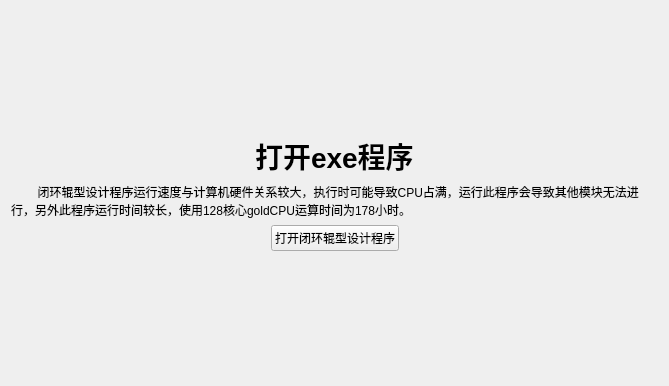
Before: the Qt Designer form flatness_control_data_model_optimization/roller_shape_design/rollerDesign.ui in zhanghongjia1116/flatness, drawn with Qt 5.
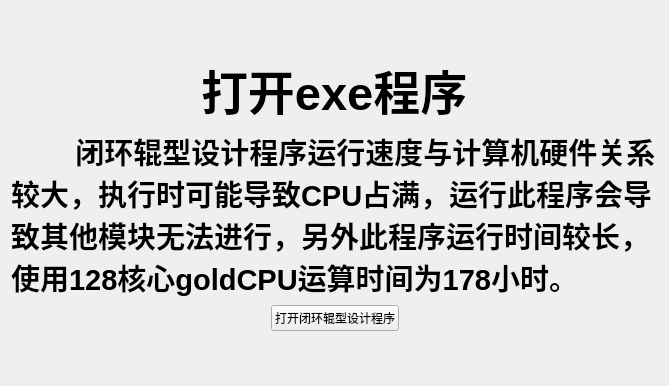
After: the same form once the commit is applied. Custom widgets are drawn as their Qt base class.

```diff
--- a/flatness_control_data_model_optimization/roller_shape_design/rollerDesign.ui
+++ b/flatness_control_data_model_optimization/roller_shape_design/rollerDesign.ui
@@ -32,7 +32,7 @@
      <property name="font">
       <font>
        <family>Segoe UI</family>
-       <pointsize>21</pointsize>
+       <pointsize>35</pointsize>
        <bold>true</bold>
       </font>
      </property>
@@ -43,6 +43,13 @@
    </item>
    <item>
     <widget class="StrongBodyLabel" name="StrongBodyLabel">
+     <property name="font">
+      <font>
+       <family>Segoe UI</family>
+       <pointsize>22</pointsize>
+       <bold>true</bold>
+      </font>
+     </property>
      <property name="text">
       <string>        闭环辊型设计程序运行速度与计算机硬件关系较大，执行时可能导致CPU占满，运行此程序会导致其他模块无法进行，另外此程序运行时间较长，使用128核心goldCPU运算时间为178小时。</string>
      </property>
```
